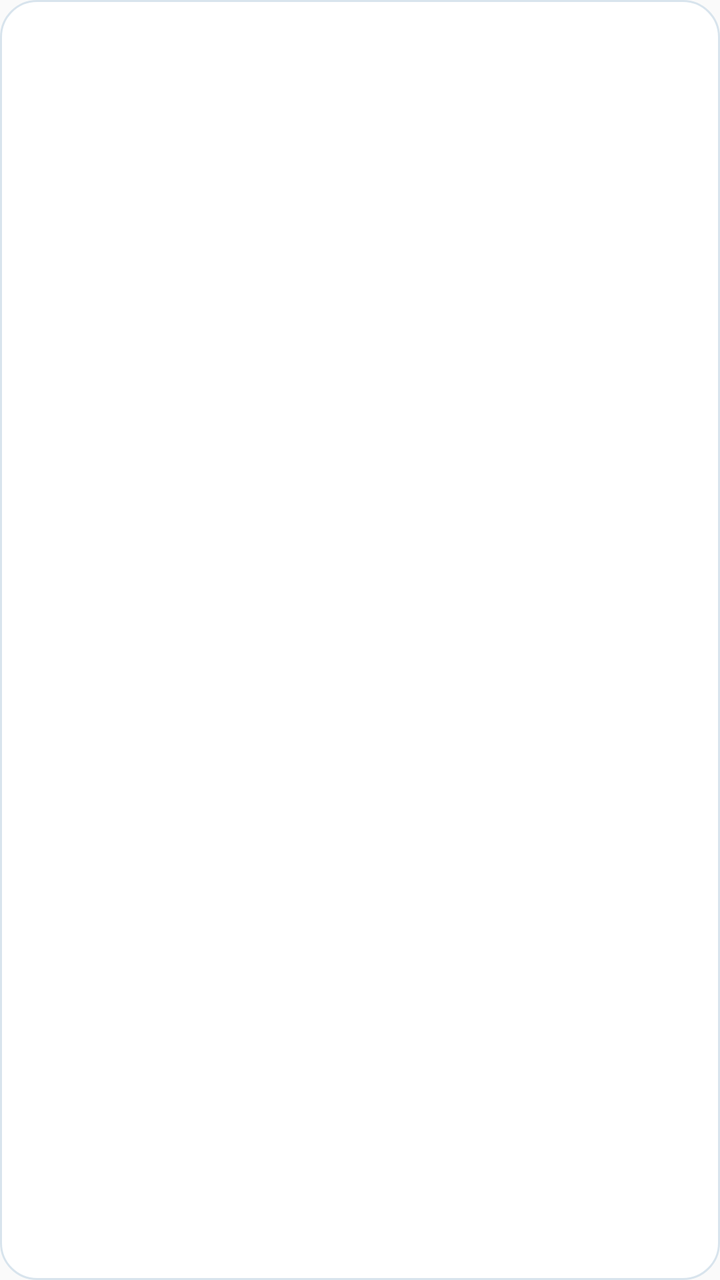
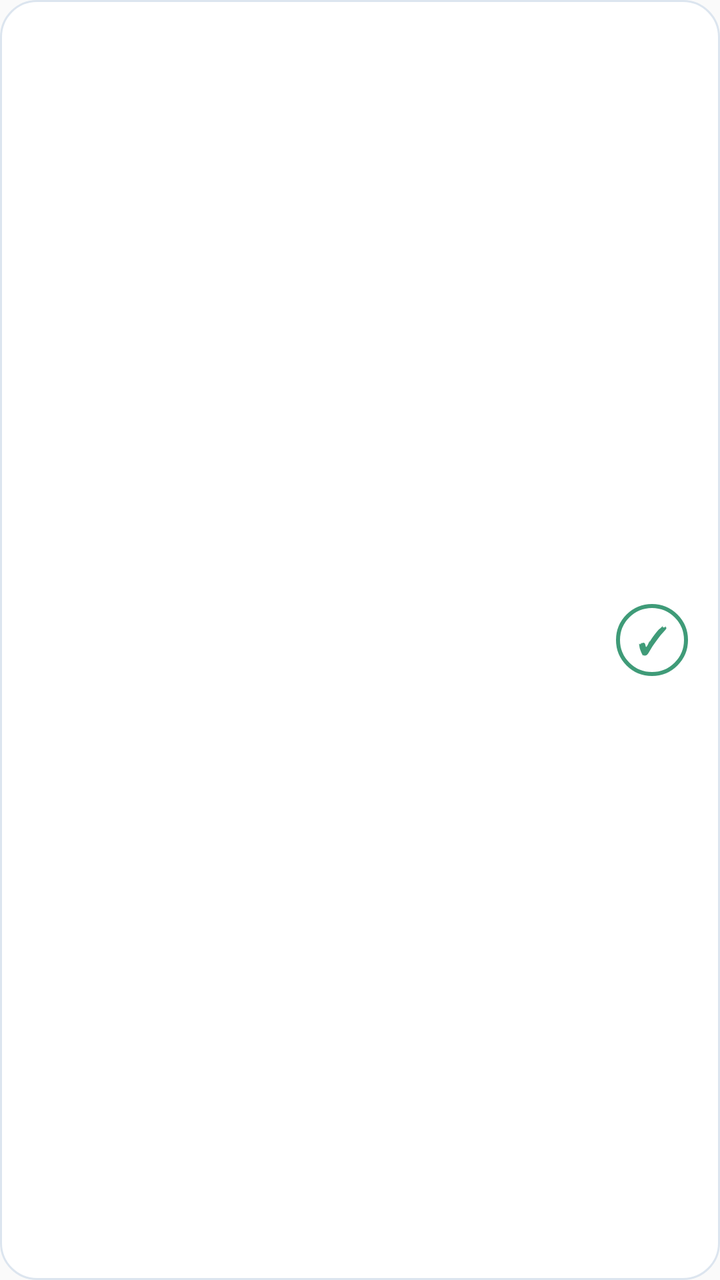

Two renders of the same Android screen: before a commit and after it. Below are the layout's source before the change and the commit's diff.
<!-- AndroidManifest.xml: application theme Theme.Ahorita -->
<!-- res/layout/item_task.xml -->
<?xml version="1.0" encoding="utf-8"?>
<LinearLayout xmlns:android="http://schemas.android.com/apk/res/android"
    android:layout_width="match_parent" android:layout_height="wrap_content"
    android:layout_marginTop="10dp" android:background="@drawable/bg_card"
    android:orientation="vertical" android:padding="16dp">

    <TextView android:id="@+id/tvTaskTitle"
        android:layout_width="match_parent" android:layout_height="wrap_content"
        android:textColor="@color/ah_navy" android:textSize="17sp" android:textStyle="bold"/>

    <TextView android:id="@+id/tvTaskInfo"
        android:layout_width="match_parent" android:layout_height="wrap_content"
        android:textColor="@color/ah_muted"/>
</LinearLayout>
<!-- resources referenced by this layout -->
<resources>
  <color name="ah_muted">#60788C</color>
  <color name="ah_navy">#183B5B</color>
  <!-- drawable bg_card (drawable) -->
  <shape xmlns:android="http://schemas.android.com/apk/res/android">
      <solid android:color="@color/ah_surface"/>
      <corners android:radius="18dp"/>
      <stroke android:width="1dp" android:color="@color/ah_border"/>
  </shape>
  <style name="Theme.Ahorita" parent="@android:style/Theme.Material.Light.NoActionBar">
          <item name="android:fontFamily">sans-serif</item>
          <item name="android:colorAccent">@color/ah_navy</item>
          <item name="android:statusBarColor">@color/ah_background</item>
          <item name="android:navigationBarColor">@color/ah_background</item>
          <item name="android:windowLightStatusBar">true</item>
          <item name="android:windowActionModeOverlay">true</item>
      </style>
  <color name="ah_surface">#FFFFFF</color>
  <color name="ah_border">#D8E4ED</color>
  <color name="ah_background">#F1F6FA</color>
</resources>

<!-- the commit's change to res/layout/item_task.xml (unified diff, before → after) -->
@@ -2,13 +2,25 @@
 <LinearLayout xmlns:android="http://schemas.android.com/apk/res/android"
     android:layout_width="match_parent" android:layout_height="wrap_content"
     android:layout_marginTop="10dp" android:background="@drawable/bg_card"
-    android:orientation="vertical" android:padding="16dp">
+    android:gravity="center_vertical" android:orientation="horizontal" android:padding="16dp">
 
-    <TextView android:id="@+id/tvTaskTitle"
-        android:layout_width="match_parent" android:layout_height="wrap_content"
-        android:textColor="@color/ah_navy" android:textSize="17sp" android:textStyle="bold"/>
+    <LinearLayout android:layout_width="0dp" android:layout_height="wrap_content"
+        android:layout_weight="1" android:orientation="vertical">
 
-    <TextView android:id="@+id/tvTaskInfo"
-        android:layout_width="match_parent" android:layout_height="wrap_content"
-        android:textColor="@color/ah_muted"/>
+        <TextView android:id="@+id/tvTaskTitle"
+            android:layout_width="match_parent" android:layout_height="wrap_content"
+            android:textColor="@color/ah_navy" android:textSize="17sp" android:textStyle="bold"/>
+
+        <TextView android:id="@+id/tvTaskInfo"
+            android:layout_width="match_parent" android:layout_height="wrap_content"
+            android:textColor="@color/ah_muted"/>
+    </LinearLayout>
+
+    
+    <TextView android:id="@+id/btnTaskDone"
+        android:layout_width="36dp" android:layout_height="36dp"
+        android:layout_marginStart="12dp"
+        android:background="@drawable/bg_check_circle"
+        android:gravity="center" android:text="✓"
+        android:textColor="@color/ah_green" android:textSize="18sp" android:textStyle="bold"/>
 </LinearLayout>
<!-- resource entries referenced after the edit -->
@@ -1,12 +1,20 @@
 <!-- resources referenced by this layout -->
 <resources>
-  <color name="ah_muted">#60788C</color>
-  <color name="ah_navy">#183B5B</color>
+  <color name="ah_green">#3F9B78</color>
+  <color name="ah_muted">#6B7A8F</color>
+  <color name="ah_navy">#1F3A5F</color>
   <!-- drawable bg_card (drawable) -->
   <shape xmlns:android="http://schemas.android.com/apk/res/android">
       <solid android:color="@color/ah_surface"/>
       <corners android:radius="18dp"/>
       <stroke android:width="1dp" android:color="@color/ah_border"/>
+  </shape>
+  <!-- drawable bg_check_circle (drawable) -->
+  <?xml version="1.0" encoding="utf-8"?>
+  <shape xmlns:android="http://schemas.android.com/apk/res/android"
+      android:shape="oval">
+      <solid android:color="@color/ah_surface"/>
+      <stroke android:width="2dp" android:color="@color/ah_green"/>
   </shape>
   <style name="Theme.Ahorita" parent="@android:style/Theme.Material.Light.NoActionBar">
           <item name="android:fontFamily">sans-serif</item>
@@ -17,7 +25,7 @@
           <item name="android:windowActionModeOverlay">true</item>
       </style>
   <color name="ah_surface">#FFFFFF</color>
-  <color name="ah_border">#D8E4ED</color>
-  <color name="ah_background">#F1F6FA</color>
+  <color name="ah_border">#DCE5EF</color>
+  <color name="ah_background">#F4F8FC</color>
 </resources>
 
